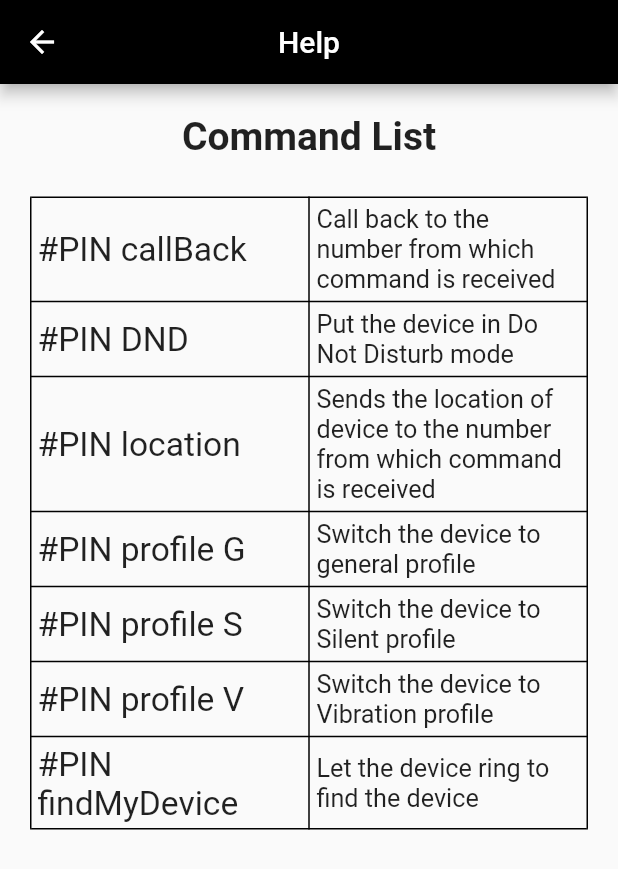
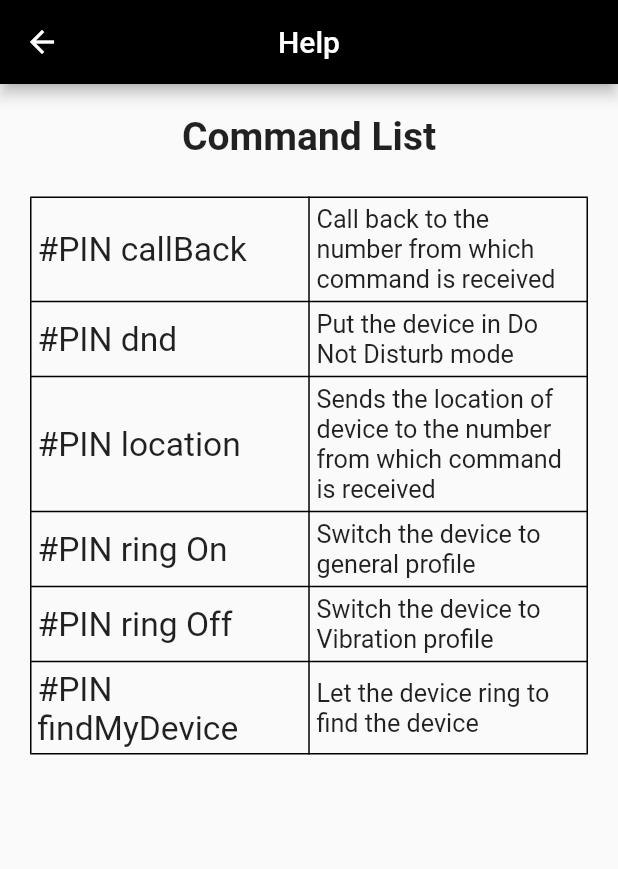
Before and after one commit to r00t-victor/sharptrack, a Flutter app: the Helpscreen screen opened directly, on a phone screen of 412 x 824 dp. Shown: the top 869 px of the screen. Run offline on Flutter 3.47's test engine with Material 2 defaults, Android fonts, the phone set to English and light mode, and no system bars; our stand-ins replace audioplayers, shared_preferences; missing offline and left inert: sound_mode, telephony, volume_control; accounts and stored records are empty.

Commit message:
silent/general profile and dnd

```diff
--- a/lib/screens/helpscreen.dart
+++ b/lib/screens/helpscreen.dart
@@ -52,7 +52,7 @@ class Helpscreen extends StatelessWidget {
                     Padding(
                       padding: EdgeInsets.all(5),
                       child: Text(
-                        "#PIN DND",
+                        "#PIN dnd",
                         textScaleFactor: 1.6,
                       ),
                     ),
@@ -85,7 +85,7 @@ class Helpscreen extends StatelessWidget {
                     Padding(
                       padding: EdgeInsets.all(5),
                       child: Text(
-                        "#PIN profile G",
+                        "#PIN ring On",
                         textScaleFactor: 1.6,
                       ),
                     ),
@@ -101,23 +101,7 @@ class Helpscreen extends StatelessWidget {
                     Padding(
                       padding: EdgeInsets.all(5),
                       child: Text(
-                        "#PIN profile S",
-                        textScaleFactor: 1.6,
-                      ),
-                    ),
-                    Padding(
-                      padding: EdgeInsets.all(5),
-                      child: Text("Switch the device to Silent profile",
-                          textScaleFactor: 1.2),
-                    ),
-                  ],
-                ),
-                TableRow(
-                  children: [
-                    Padding(
-                      padding: EdgeInsets.all(5),
-                      child: Text(
-                        "#PIN profile V",
+                        "#PIN ring Off",
                         textScaleFactor: 1.6,
                       ),
                     ),
--- a/pubspec.yaml
+++ b/pubspec.yaml
@@ -41,6 +41,7 @@ dependencies:
   audioplayers: ^1.1.1
   volume_control: ^0.1.5
   provider: ^6.0.5
+  sound_mode: ^2.0.2
 
 dev_dependencies:
   flutter_test:
```
Also changed, not shown: lib/smsprocessor.dart (+30 -1 lines), pubspec.lock, 1 other file.
